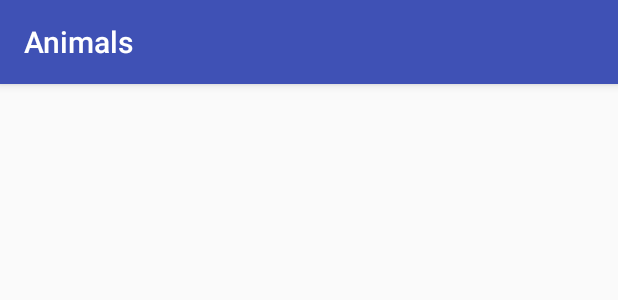
After one commit to UvarovBoris/Animals, an Android app: the layout activity_animals_detail.xml on its own in the app's theme, with its tools: preview values and no code run, on a phone screen of 412 x 824 dp. The commit adds this screen. Shown: the top 300 px of the screen. Run offline under Robolectric (Android 15) with nearby library versions, the phone set to English and light mode, and no system bars.

Commit message:
add animal detail

```diff
--- a/app/src/main/java/com/uvarov/animals/di/AppDaggerComponent.java
+++ b/app/src/main/java/com/uvarov/animals/di/AppDaggerComponent.java
@@ -1,6 +1,6 @@
 package com.uvarov.animals.di;
 
-import com.uvarov.animals.presentation.AnimalsFragment;
+import com.uvarov.animals.presentation.list.AnimalsListFragment;
 
 import javax.inject.Singleton;
 
@@ -10,5 +10,5 @@ import dagger.Component;
 @Component(modules = {WebServiceDaggerModule.class})
 public interface AppDaggerComponent {
 
-    void inject(AnimalsFragment fragment);
+    void inject(AnimalsListFragment fragment);
 }
--- a/app/src/main/java/com/uvarov/animals/presentation/AnimalsActivity.java
+++ b/app/src/main/java/com/uvarov/animals/presentation/list/AnimalsListActivity.java
@@ -1,4 +1,4 @@
-package com.uvarov.animals.presentation;
+package com.uvarov.animals.presentation.list;
 
 import android.os.Bundle;
 import android.support.v4.app.Fragment;
@@ -6,7 +6,7 @@ import android.support.v7.app.AppCompatActivity;
 
 import com.uvarov.animals.R;
 
-public class AnimalsActivity extends AppCompatActivity {
+public class AnimalsListActivity extends AppCompatActivity {
 
     @Override
     protected void onCreate(Bundle savedInstanceState) {
@@ -17,7 +17,7 @@ public class AnimalsActivity extends AppCompatActivity {
 
         Fragment fragment = getSupportFragmentManager().findFragmentById(animalsFragmentId);
         if (fragment == null) {
-            fragment = new AnimalsFragment();
+            fragment = new AnimalsListFragment();
             getSupportFragmentManager()
                     .beginTransaction()
                     .add(animalsFragmentId, fragment)
--- a/app/src/main/java/com/uvarov/animals/presentation/AnimalsAdapter.java
+++ b/app/src/main/java/com/uvarov/animals/presentation/list/AnimalsListAdapter.java
@@ -1,4 +1,4 @@
-package com.uvarov.animals.presentation;
+package com.uvarov.animals.presentation.list;
 
 import android.content.Context;
 import android.support.v7.widget.RecyclerView;
@@ -10,12 +10,12 @@ import com.uvarov.domain.models.Animal;
 
 import java.util.List;
 
-class AnimalsAdapter extends RecyclerView.Adapter<AnimalListItem> {
+class AnimalsListAdapter extends RecyclerView.Adapter<AnimalListItem> {
 
     private Context context;
     private List<Animal> animals;
 
-    public AnimalsAdapter(Context context, List<Animal> animals) {
+    public AnimalsListAdapter(Context context, List<Animal> animals) {
         this.context = context;
         this.animals = animals;
     }
--- a/app/src/main/java/com/uvarov/animals/presentation/AnimalsPresenter.java
+++ b/app/src/main/java/com/uvarov/animals/presentation/list/AnimalsListPresenter.java
@@ -1,4 +1,4 @@
-package com.uvarov.animals.presentation;
+package com.uvarov.animals.presentation.list;
 
 import com.arellomobile.mvp.InjectViewState;
 import com.arellomobile.mvp.MvpPresenter;
@@ -16,7 +16,7 @@ import io.reactivex.functions.Consumer;
 import io.reactivex.schedulers.Schedulers;
 
 @InjectViewState
-public class AnimalsPresenter extends MvpPresenter<AnimalsView> {
+public class AnimalsListPresenter extends MvpPresenter<AnimalsListView> {
 
     @Inject
     AnimalsInteractor animalsInteractor;
@@ -26,7 +26,7 @@ public class AnimalsPresenter extends MvpPresenter<AnimalsView> {
     private AnimalType animalType;
 
     @Inject
-    public AnimalsPresenter() {
+    public AnimalsListPresenter() {
     }
 
     @Override
--- a/app/src/main/res/layout/activity_animals.xml
+++ b/app/src/main/res/layout/activity_animals.xml
@@ -4,7 +4,7 @@
     xmlns:tools="http://schemas.android.com/tools"
     android:layout_width="match_parent"
     android:layout_height="match_parent"
-    tools:context="com.uvarov.animals.presentation.AnimalsActivity">
+    tools:context="com.uvarov.animals.presentation.list.AnimalsListActivity">
 
     <android.support.design.widget.AppBarLayout
         android:layout_width="match_parent"
--- /dev/null
+++ b/app/src/main/res/layout/activity_animals_detail.xml
@@ -0,0 +1,30 @@
+<?xml version="1.0" encoding="utf-8"?>
+<android.support.design.widget.CoordinatorLayout xmlns:android="http://schemas.android.com/apk/res/android"
+    xmlns:app="http://schemas.android.com/apk/res-auto"
+    xmlns:tools="http://schemas.android.com/tools"
+    android:layout_width="match_parent"
+    android:layout_height="match_parent"
+    tools:context="com.uvarov.animals.presentation.list.AnimalsListActivity">
+
+    <android.support.design.widget.AppBarLayout
+        android:layout_width="match_parent"
+        android:layout_height="wrap_content"
+        android:theme="@style/AppTheme.AppBarOverlay">
+
+        <android.support.v7.widget.Toolbar
+            android:id="@+id/toolbar"
+            android:layout_width="match_parent"
+            android:layout_height="?attr/actionBarSize"
+            android:background="?attr/colorPrimary"
+            app:popupTheme="@style/AppTheme.PopupOverlay"
+            app:title="@string/app_name" />
+
+    </android.support.design.widget.AppBarLayout>
+
+    <FrameLayout
+        android:id="@+id/animals_detail_content"
+        android:layout_width="match_parent"
+        android:layout_height="match_parent"
+        app:layout_behavior="@string/appbar_scrolling_view_behavior" />
+
+</android.support.design.widget.CoordinatorLayout>
--- a/app/src/main/res/layout/animal_item.xml
+++ b/app/src/main/res/layout/animal_item.xml
@@ -20,7 +20,8 @@
         <TextView
             android:id="@+id/title"
             android:layout_width="match_parent"
-            android:layout_height="wrap_content" />
+            android:layout_height="wrap_content"
+            android:layout_margin="@dimen/regular_margin" />
 
     </LinearLayout>
 
--- a/app/src/main/res/values/dimens.xml
+++ b/app/src/main/res/values/dimens.xml
@@ -1,4 +1,6 @@
 <resources>
     <dimen name="card_view_margin_h">16dp</dimen>
     <dimen name="card_view_margin_v">8dp</dimen>
+    <dimen name="regular_padding">16dp</dimen>
+    <dimen name="regular_margin">16dp</dimen>
 </resources>
--- a/domain/src/main/java/com/uvarov/domain/models/Animal.java
+++ b/domain/src/main/java/com/uvarov/domain/models/Animal.java
@@ -1,6 +1,8 @@
 package com.uvarov.domain.models;
 
-public class Animal {
+import java.io.Serializable;
+
+public class Animal implements Serializable {
 
     private String url;
 
```
Also changed, not shown: app/src/main/AndroidManifest.xml (+6 -1 lines), app/src/main/java/com/uvarov/animals/AspectRatioImageView.java (added, +30 -0 lines), app/src/main/java/com/uvarov/animals/presentation/AnimalsView.java (deleted, +0 -12 lines), app/src/main/java/com/uvarov/animals/presentation/detail/AnimalsDetailActivity.java (added, +62 -0 lines), app/src/main/java/com/uvarov/animals/presentation/detail/AnimalsDetailFragment.java (added, +53 -0 lines), app/src/main/java/com/uvarov/animals/presentation/list/AnimalsListFragment.java (renamed from app/src/main/java/com/uvarov/animals/presentation/AnimalsFragment.java, +11 -11 lines), app/src/main/java/com/uvarov/animals/presentation/list/AnimalsListItem.java (renamed from app/src/main/java/com/uvarov/animals/presentation/AnimalsListItem.java, +7 -7 lines), app/src/main/java/com/uvarov/animals/presentation/list/AnimalsListView.java (added, +15 -0 lines), app/src/main/res/layout/fragment_animals_detail.xml (added, +21 -0 lines).
